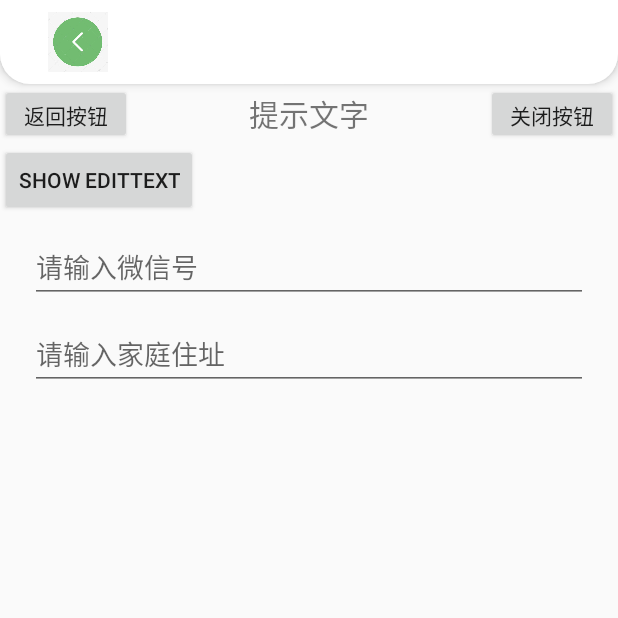
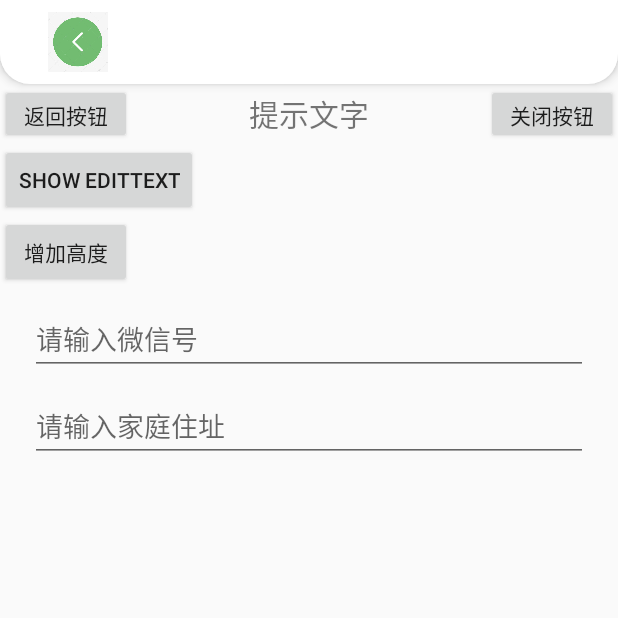
Before and after one commit to baorant/AndroidDemo, an Android app: the ViewStubActivity screen opened directly, with no data from a screen before it, after a tap on "SHOW EDITTEXT", on a phone screen of 412 x 824 dp, the top half of it. Run offline under Robolectric (Android 15) with nearby library versions, the phone set to English and light mode, and no system bars.

Commit message:
[修改说明]代码中动态改变空间的位置

```diff
--- a/app/src/main/java/com/baorant/layoutdemo/activity/ViewStubActivity.java
+++ b/app/src/main/java/com/baorant/layoutdemo/activity/ViewStubActivity.java
@@ -5,6 +5,7 @@ import androidx.appcompat.app.AppCompatActivity;
 import android.os.Bundle;
 import android.os.Handler;
 import android.view.View;
+import android.view.ViewGroup;
 import android.view.ViewStub;
 import android.widget.Button;
 import android.widget.EditText;
@@ -14,36 +15,50 @@ import com.baorant.layoutdemo.R;
 
 public class ViewStubActivity extends AbstractSubActivity {
     Button show;
+    Button increaseHeight;
+    boolean visible = false;
 
     @Override
     protected void onCreate(Bundle savedInstanceState) {
         super.onCreate(savedInstanceState);
         setContentView(R.layout.activity_layout);
 
-        Handler handler = new Handler();
-        handler.post(() -> {
+        show = findViewById(R.id.showEditView);
+        increaseHeight = findViewById(R.id.increaseHeight);
 
-        });
-
-        show = findViewById(R.id.showEditView);
         show.setOnClickListener(v -> {
 //            show1();
             show2();
+            visible = true;
         });
+
+        increaseHeight.setOnClickListener(v -> {
+//            if (!visible) {
+//                return;
+//            }
+            increaseHeight();
+        });
+
+    }
+
+    private void increaseHeight() {
+        ViewGroup.LayoutParams layoutParams = show.getLayoutParams();
+        layoutParams.height += 10;
+        show.setLayoutParams(layoutParams);
     }
 
     public void show1(){
-        ViewStub stub = ((ViewStub) findViewById(R.id.viewstub));
+        ViewStub stub = findViewById(R.id.viewstub);
         if(stub!=null){
             View stubView = stub.inflate();		//inflate方法只能调用一次，第二次会抛出异常
-            EditText address = (EditText) stubView.findViewById(R.id.address_id);
-            EditText wechatId = (EditText) stubView.findViewById(R.id.weichat_id);
+            EditText address = stubView.findViewById(R.id.address_id);
+            EditText wechatId = stubView.findViewById(R.id.weichat_id);
         }
     }
 
     public void show2(){
-        ViewStub stub = ((ViewStub) findViewById(R.id.viewstub));
-        if(stub!=null){
+        ViewStub stub = findViewById(R.id.viewstub);
+        if(stub != null){
             stub.setVisibility(View.VISIBLE);
         }
     }
--- a/app/src/main/res/layout/activity_layout.xml
+++ b/app/src/main/res/layout/activity_layout.xml
@@ -23,6 +23,12 @@
         app:layout_constraintRight_toRightOf="parent"
         app:layout_constraintTop_toTopOf="parent" />
 
+    <Button
+        android:id="@+id/increaseHeight"
+        android:layout_width="wrap_content"
+        android:layout_height="wrap_content"
+        android:text="增加高度"/>
+
     <ViewStub
         android:id="@+id/viewstub"
         android:layout_width="match_parent"
```
